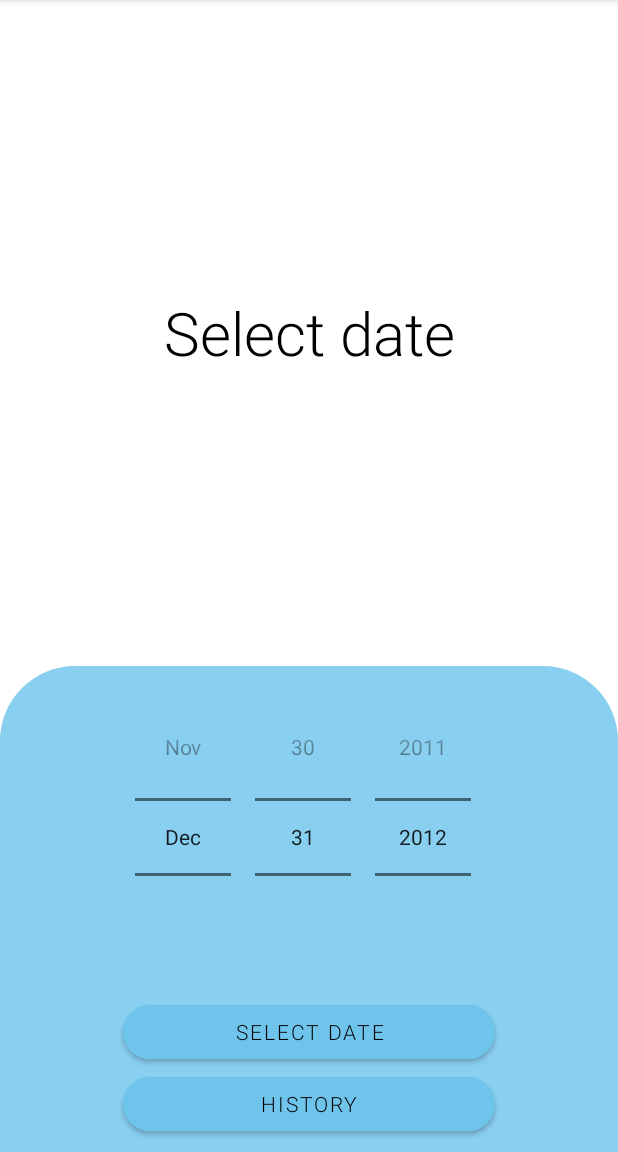
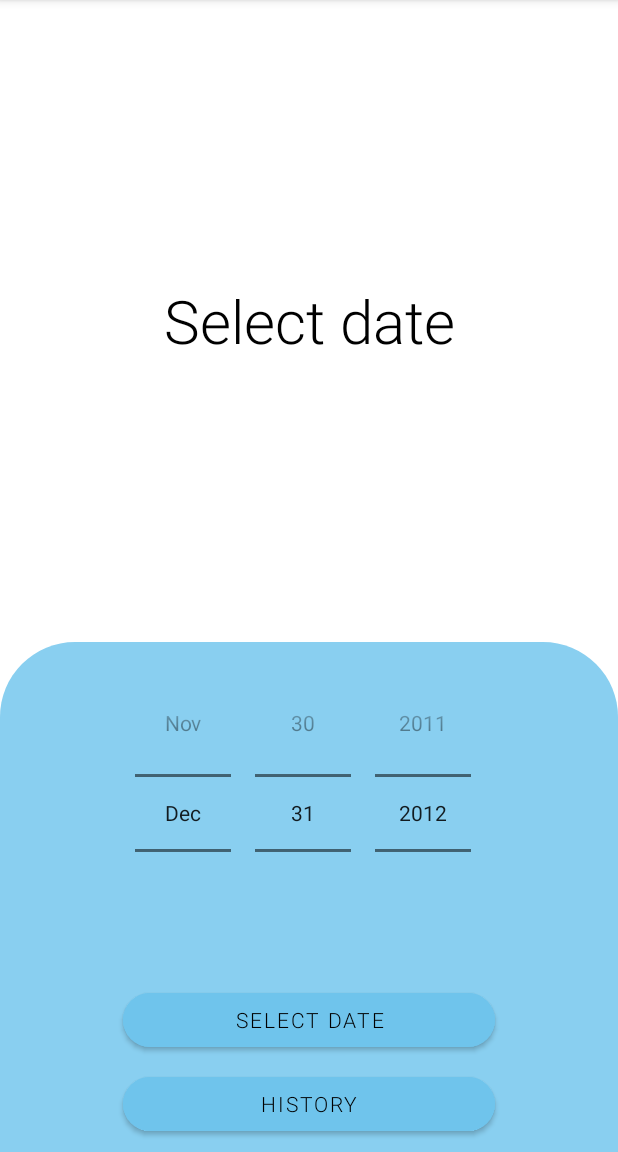
Before and after one commit to Sambitrex/Generation, an Android app: the screen it shows after launch (MainActivity), on a phone screen of 412 x 824 dp, the part 84-1236 px from its top. Run offline under Robolectric (Android 15) with nearby library versions, the phone set to English and light mode, and no system bars; our stand-ins replace Room's generated code.

Commit message:
Layout fix

```diff
--- a/app/src/main/res/layout-land/activity_main.xml
+++ b/app/src/main/res/layout-land/activity_main.xml
@@ -7,7 +7,6 @@
     android:background="@color/mainBackgroundColor"
     android:orientation="horizontal"
     tools:context=".view.MainActivity">
-
 
     <View
         android:id="@+id/view"
@@ -22,20 +21,28 @@
         app:layout_constraintTop_toTopOf="parent" />
 
 
-    <DatePicker
-        android:id="@+id/datePicker"
+    <FrameLayout
+        android:id="@+id/datePickerLayout"
         android:layout_width="wrap_content"
-        android:layout_height="wrap_content"
-        android:layout_marginTop="16dp"
-        android:calendarViewShown="false"
-        android:datePickerMode="spinner"
-        android:maxDate="12/31/2012"
-        android:minDate="01/01/1946"
+        android:layout_height="0dp"
+        android:layout_marginTop="8dp"
         app:layout_constraintBottom_toTopOf="@+id/buttonSelectDate"
         app:layout_constraintEnd_toEndOf="@+id/view"
         app:layout_constraintHorizontal_bias="0.5"
         app:layout_constraintStart_toStartOf="@+id/view"
-        app:layout_constraintTop_toBottomOf="@+id/view" />
+        app:layout_constraintTop_toTopOf="@+id/view">
+        <DatePicker
+            android:id="@+id/datePicker"
+            android:layout_width="wrap_content"
+            android:layout_height="wrap_content"
+            android:layout_marginTop="16dp"
+            android:calendarViewShown="false"
+            android:datePickerMode="spinner"
+            android:maxDate="12/31/2012"
+            android:minDate="01/01/1946"
+            android:layout_gravity="center"/>
+    </FrameLayout>
+
 
     <Button
         android:id="@+id/buttonSelectDate"
@@ -47,10 +54,10 @@
         android:textColor="@color/buttonTextColor"
         app:cornerRadius="50dp"
         app:layout_constraintBottom_toTopOf="@+id/buttonHistory"
-        app:layout_constraintEnd_toEndOf="@+id/datePicker"
+        app:layout_constraintEnd_toEndOf="@+id/datePickerLayout"
         app:layout_constraintHorizontal_bias="0.5"
-        app:layout_constraintStart_toStartOf="@+id/datePicker"
-        app:layout_constraintTop_toBottomOf="@+id/datePicker" />
+        app:layout_constraintStart_toStartOf="@+id/datePickerLayout"
+        app:layout_constraintTop_toBottomOf="@+id/datePickerLayout" />
 
     <Button
         android:id="@+id/buttonHistory"
@@ -61,7 +68,8 @@
         android:text="@string/history"
         android:textColor="@color/buttonTextColor"
         app:cornerRadius="50dp"
-        app:layout_constraintBottom_toTopOf="@+id/view"
+        android:layout_marginBottom="8dp"
+        app:layout_constraintBottom_toBottomOf="@+id/view"
         app:layout_constraintEnd_toEndOf="@+id/buttonSelectDate"
         app:layout_constraintHorizontal_bias="0.5"
         app:layout_constraintStart_toStartOf="@+id/buttonSelectDate"
--- a/app/src/main/res/layout/activity_main.xml
+++ b/app/src/main/res/layout/activity_main.xml
@@ -15,19 +15,20 @@
         android:textSize="40sp"
         android:textColor="@color/textResultColor"
         android:fontFamily="sans-serif-light"
-        app:layout_constraintBottom_toTopOf="@+id/relativeLayout"
+        android:text="@string/text_example"
+        app:layout_constraintBottom_toTopOf="@+id/dateActionLayout"
         app:layout_constraintEnd_toEndOf="parent"
         app:layout_constraintStart_toStartOf="parent"
         app:layout_constraintTop_toTopOf="parent" />
 
-    <RelativeLayout
-        android:id="@+id/relativeLayout"
+    <androidx.constraintlayout.widget.ConstraintLayout
+        android:id="@+id/dateActionLayout"
         android:layout_width="match_parent"
         android:layout_height="wrap_content"
         android:background="@drawable/rounded_rectangle"
         android:gravity="center"
+        android:paddingStart="8dp"
         android:paddingTop="8dp"
-        android:paddingStart="8dp"
         android:paddingEnd="8dp"
         app:layout_constraintBottom_toBottomOf="parent"
         app:layout_constraintEnd_toEndOf="parent"
@@ -39,35 +40,47 @@
             android:layout_height="wrap_content"
             android:calendarViewShown="false"
             android:datePickerMode="spinner"
+            android:maxDate="12/31/2012"
             android:minDate="01/01/1946"
-            android:maxDate="12/31/2012"/>
+            app:layout_constraintBottom_toTopOf="@id/buttonSelectDate"
+            app:layout_constraintEnd_toEndOf="parent"
+            app:layout_constraintStart_toStartOf="parent"
+            app:layout_constraintTop_toTopOf="parent" />
 
         <Button
             android:id="@+id/buttonSelectDate"
             android:layout_width="0dp"
             android:layout_height="wrap_content"
+            android:layout_below="@id/datePicker"
+            android:layout_alignStart="@+id/datePicker"
+            android:layout_alignEnd="@+id/datePicker"
             android:backgroundTint="@color/buttonColor"
             android:fontFamily="sans-serif-light"
             android:text="@string/select_date"
             android:textColor="@color/buttonTextColor"
+            android:layout_marginTop="8dp"
             app:cornerRadius="50dp"
-            android:layout_below="@id/datePicker"
-            android:layout_alignStart="@+id/datePicker"
-            android:layout_alignEnd="@+id/datePicker" />
+            app:layout_constraintEnd_toEndOf="@+id/datePicker"
+            app:layout_constraintStart_toStartOf="@+id/datePicker"
+            app:layout_constraintTop_toBottomOf="@+id/datePicker" />
 
         <Button
             android:id="@+id/buttonHistory"
             android:layout_width="0dp"
             android:layout_height="wrap_content"
+            android:layout_below="@id/buttonSelectDate"
+            android:layout_alignStart="@+id/datePicker"
+            android:layout_alignEnd="@+id/datePicker"
             android:backgroundTint="@color/buttonColor"
             android:fontFamily="sans-serif-light"
             android:text="@string/history"
             android:textColor="@color/buttonTextColor"
             app:cornerRadius="50dp"
             android:layout_marginBottom="8dp"
-            android:layout_below="@id/buttonSelectDate"
-            android:layout_alignStart="@+id/datePicker"
-            android:layout_alignEnd="@+id/datePicker"/>
-
-    </RelativeLayout>
+            android:layout_marginTop="8dp"
+            app:layout_constraintBottom_toBottomOf="parent"
+            app:layout_constraintEnd_toEndOf="@+id/buttonSelectDate"
+            app:layout_constraintStart_toStartOf="@+id/buttonSelectDate"
+            app:layout_constraintTop_toBottomOf="@+id/buttonSelectDate" />
+    </androidx.constraintlayout.widget.ConstraintLayout>
 </androidx.constraintlayout.widget.ConstraintLayout>
```
